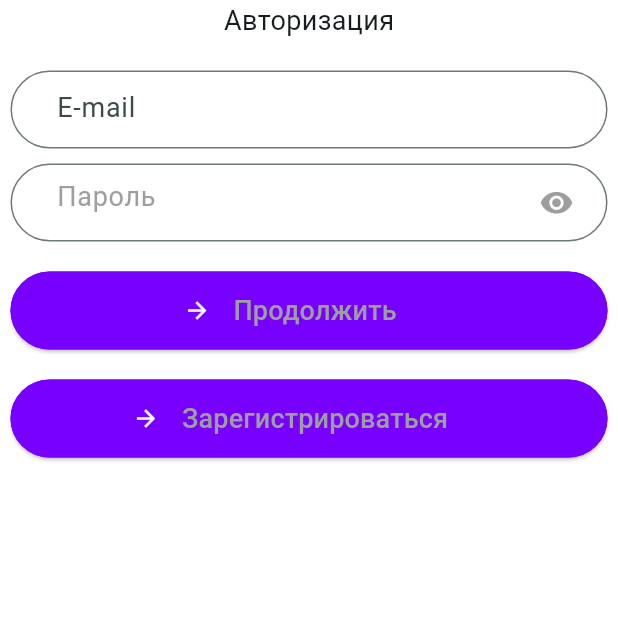
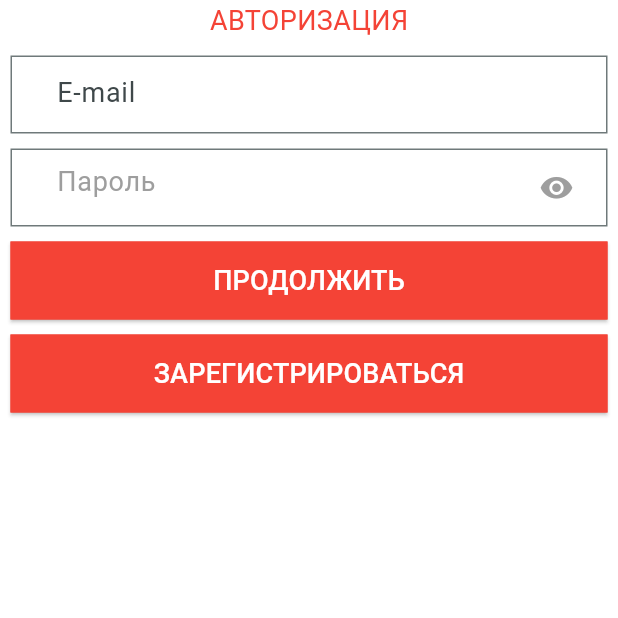
Before and after one commit to alexeynau/flutter_checkdoc, a Flutter app: the screen it shows after launch, on a phone screen of 412 x 824 dp, the top half of it. Run offline on Flutter 3.47's test engine with Material 3 defaults, Android fonts, the light colour scheme and no system bars; our stand-ins replace dartz, dio, dotted_border, equatable, flutter_bloc, flutter_dotenv and 1 more; missing offline and left inert: dart:html, flutter_dropzone.

Commit message:
Artem changes

```diff
--- a/lib/presentation/pages/auth_page.dart
+++ b/lib/presentation/pages/auth_page.dart
@@ -16,7 +16,7 @@ class _AuthPageState extends State<AuthPage> {
   final TextEditingController _emailController = TextEditingController();
   final TextEditingController _passwordController = TextEditingController();
   TextStyle style =
-      const TextStyle(fontSize: 18, color: Colors.grey, height: 2);
+      const TextStyle(fontSize: 18, color: Colors.white, height: 2);
   @override
   Widget build(BuildContext context) {
     final loginUserBloc = BlocProvider.of<LoginUserBloc>(context);
@@ -45,14 +45,15 @@ class _AuthPageState extends State<AuthPage> {
                 crossAxisAlignment: CrossAxisAlignment.center,
                 children: [
                   const Text(
-                    "Авторизация",
+                    "АВТОРИЗАЦИЯ",
                     style: TextStyle(
                       fontSize: 18,
                       height: 1.5,
+                      color: Colors.red
                     ),
                   ),
                   const SizedBox(
-                    height: 20,
+                    height: 10,
                   ),
                   SizedBox(
                     width: 398,
@@ -65,7 +66,7 @@ class _AuthPageState extends State<AuthPage> {
                         hintStyle: TextStyle(fontSize: 18, height: 1.5),
                         hintText: "E-mail",
                         border: OutlineInputBorder(
-                          borderRadius: BorderRadius.all(Radius.circular(30)),
+                          borderRadius: BorderRadius.all(Radius.circular(0)),
                         ),
                       ),
                     ),
@@ -106,13 +107,13 @@ class _AuthPageState extends State<AuthPage> {
                         hintStyle: const TextStyle(color: Colors.grey),
                         hintText: "Пароль",
                         border: const OutlineInputBorder(
-                          borderRadius: BorderRadius.all(Radius.circular(30)),
+                          borderRadius: BorderRadius.all(Radius.circular(0)),
                         ),
                       ),
                     ),
                   ),
                   const SizedBox(
-                    height: 20,
+                    height: 10,
                   ),
                   SizedBox(
                     width: 398,
@@ -122,47 +123,33 @@ class _AuthPageState extends State<AuthPage> {
                         shape:
                             MaterialStateProperty.all<RoundedRectangleBorder>(
                                 RoundedRectangleBorder(
-                                    borderRadius: BorderRadius.circular(30.0),
+                                    borderRadius: BorderRadius.circular(0.0),
                                     side:
-                                        BorderSide(color: Color(0xFF7700FF)))),
+                                        BorderSide(color: Colors.red))),
                         backgroundColor:
-                            MaterialStatePropertyAll(Color(0xFF7700FF)),
+                            MaterialStatePropertyAll( Colors.red),
                         overlayColor: MaterialStatePropertyAll(
-                            Color.fromARGB(255, 153, 74, 243)),
+                             Colors.red),
                       ),
                       onPressed: () {
                         // ignore: avoid_print
                         print(
-                            "${_emailController.text}  ${_passwordController.text}"); //TODO Леха Сюда запрос на авторизацию
+                            "${_emailController.text}  ${_passwordController.text}");
 
                         loginUserBloc.add(LoginEvent(
                           email: _emailController.text,
                           password: _passwordController.text,
                         ));
                       },
-                      child: Container(
-                        margin: const EdgeInsets.only(right: 25),
-                        child: Row(
-                          mainAxisAlignment: MainAxisAlignment.center,
-                          children: [
-                            const Icon(
-                              Icons.arrow_forward_sharp,
-                              color: Colors.white,
-                            ),
-                            Container(
-                              width: 15,
-                            ),
-                            Text(
-                              "Продолжить",
+                      child:
+                      Text(
+                              "ПРОДОЛЖИТЬ",
                               style: style,
                             ),
-                          ],
-                        ),
-                      ),
                     ),
                   ),
                   const SizedBox(
-                    height: 20,
+                    height: 10,
                   ),
                   SizedBox(
                     width: 398,
@@ -172,36 +159,23 @@ class _AuthPageState extends State<AuthPage> {
                         shape:
                             MaterialStateProperty.all<RoundedRectangleBorder>(
                                 RoundedRectangleBorder(
-                                    borderRadius: BorderRadius.circular(30.0),
+                                    borderRadius: BorderRadius.circular(0.0),
                                     side:
-                                        BorderSide(color: Color(0xFF7700FF)))),
+                                        BorderSide(color:  Colors.red))),
                         backgroundColor:
-                            MaterialStatePropertyAll(Color(0xFF7700FF)),
+                            MaterialStatePropertyAll( Colors.red),
                         overlayColor: MaterialStatePropertyAll(
-                            Color.fromARGB(255, 153, 74, 243)),
+                             Colors.red),
                       ),
                       onPressed: () {
                         // ignore: avoid_print
                         Navigator.of(context).pushReplacementNamed('/register');
                       },
                       child: Container(
-                        margin: const EdgeInsets.only(right: 25),
-                        child: Row(
-                          mainAxisAlignment: MainAxisAlignment.center,
-                          children: [
-                            const Icon(
-                              Icons.arrow_forward_sharp,
-                              color: Colors.white,
-                            ),
-                            Container(
-                              width: 15,
-                            ),
-                            Text(
-                              "Зарегистрироваться",
+                        child: Text(
+                              "ЗАРЕГИСТРИРОВАТЬСЯ",
                               style: style,
                             ),
-                          ],
-                        ),
                       ),
                     ),
                   ),
```
Also changed, not shown: lib/presentation/pages/registration_page.dart (+32 -29 lines).
